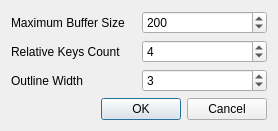
The window that onionSkinRendererPreferences.ui (Viele/onionSkinRenderer) describes before a commit, drawn with Qt 5.
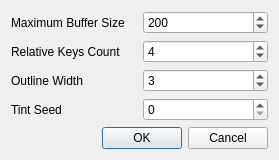
The same window after the commit.

What changed in the file:
```diff
--- a/onionSkinRendererPreferences.ui
+++ b/onionSkinRendererPreferences.ui
@@ -6,8 +6,8 @@
    <rect>
     <x>0</x>
     <y>0</y>
-    <width>278</width>
-    <height>118</height>
+    <width>279</width>
+    <height>157</height>
    </rect>
   </property>
   <property name="windowTitle">
@@ -86,6 +86,20 @@
      </item>
     </layout>
    </item>
+   <item>
+    <layout class="QHBoxLayout" name="prefs_tintSeed">
+     <item>
+      <widget class="QLabel" name="tintSeed_label">
+       <property name="text">
+        <string>Tint Seed</string>
+       </property>
+      </widget>
+     </item>
+     <item>
+      <widget class="QSpinBox" name="tintSeed_spinBox"/>
+     </item>
+    </layout>
+   </item>
    <item>
     <widget class="QDialogButtonBox" name="prefs_dialogButtonBox">
      <property name="orientation">
```
